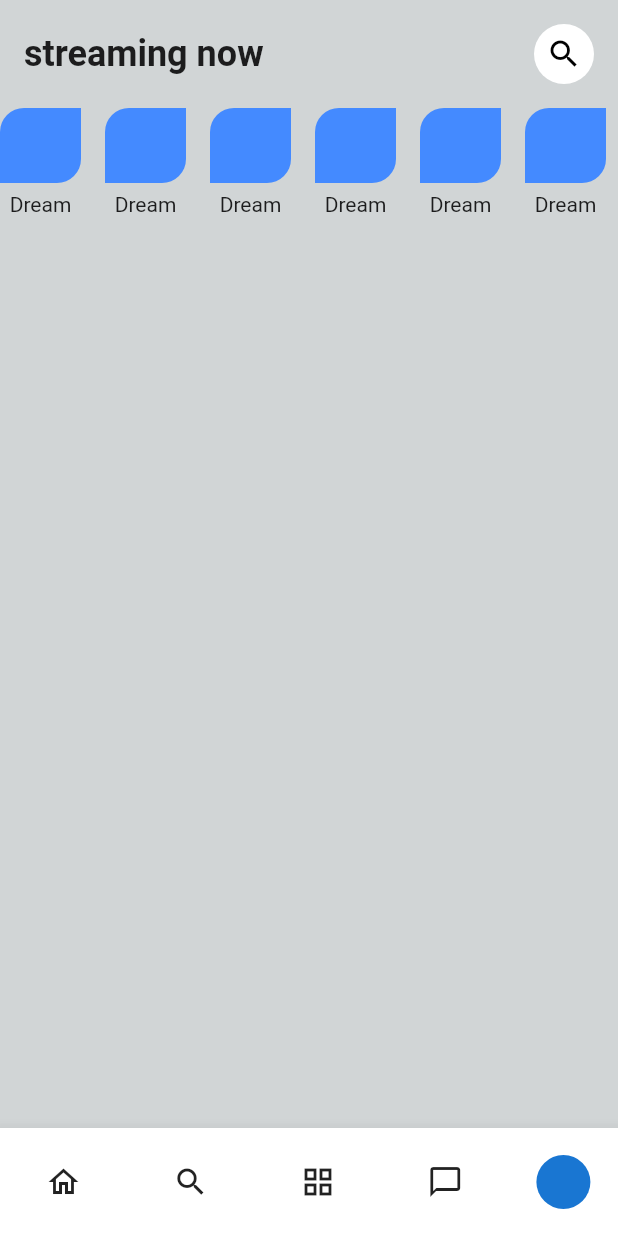
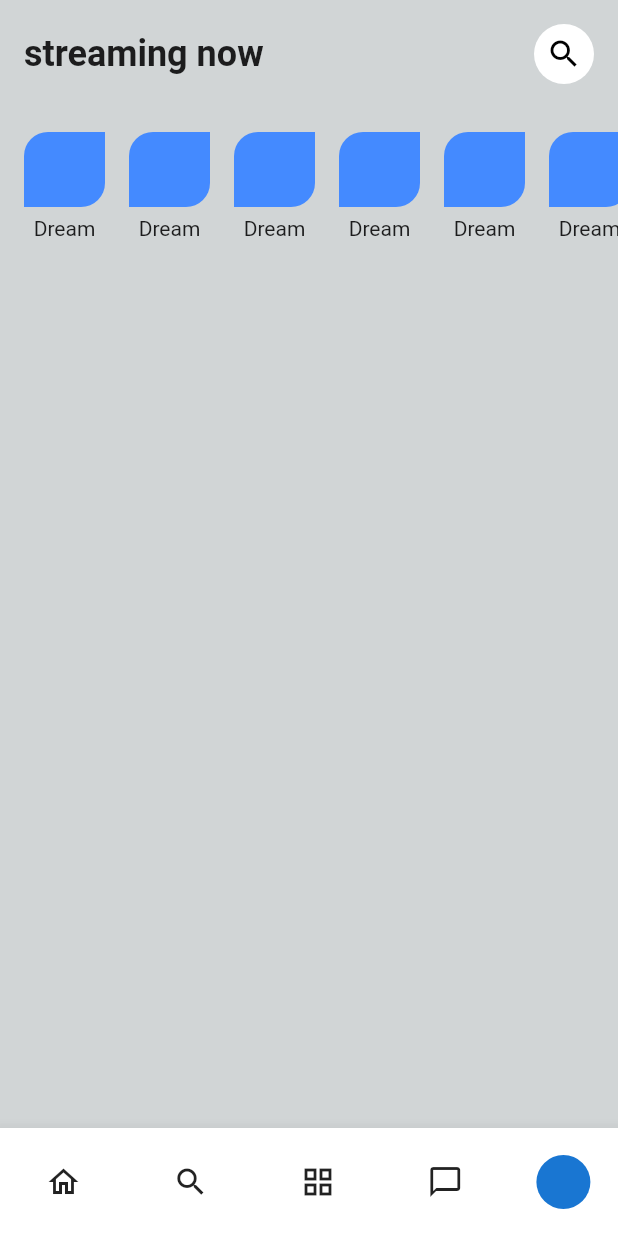
Before and after one commit to JAICHANGPARK/flutter_notebook_chapter_29, a Flutter app: the MusicPlayerHomePage screen opened directly, on a phone screen of 412 x 824 dp. Run offline on Flutter 3.47's test engine with Material 2 defaults, Android fonts, the phone set to English and light mode, and no system bars; our stand-ins replace dots_indicator.

Commit message:
Update music_player_home_page.dart

```diff
--- a/lib/ep1473_music_player_ui/view/music_player_home_page.dart
+++ b/lib/ep1473_music_player_ui/view/music_player_home_page.dart
@@ -35,7 +35,9 @@ class _MusicPlayerHomePageState extends State<MusicPlayerHomePage> {
                 ],
               ),
             ),
-            SizedBox(
+            Padding(
+              padding: const EdgeInsets.only(left: 16, top: 16, bottom: 16),
+              child: SizedBox(
                 height: 72,
                 child: ListView.builder(
                   itemCount: 10,
@@ -67,6 +69,7 @@ class _MusicPlayerHomePageState extends State<MusicPlayerHomePage> {
                     );
                   },
                 ),
+              ),
             )
           ],
         ),
```
Lines whose indentation alone changed are shown as unchanged.
